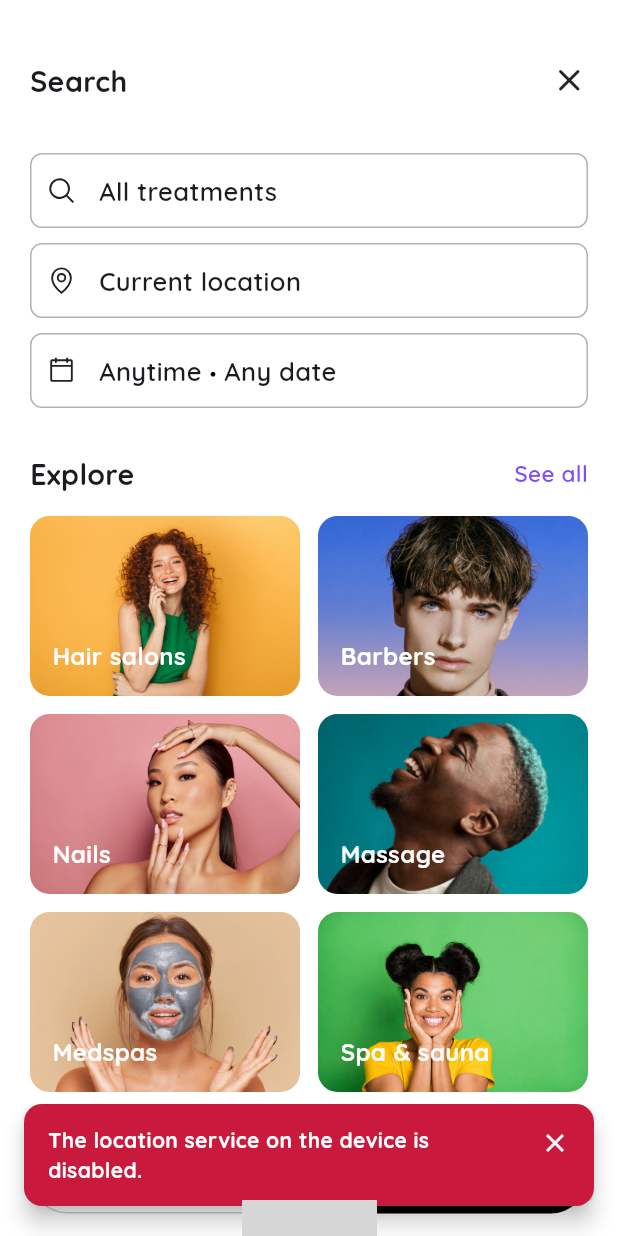
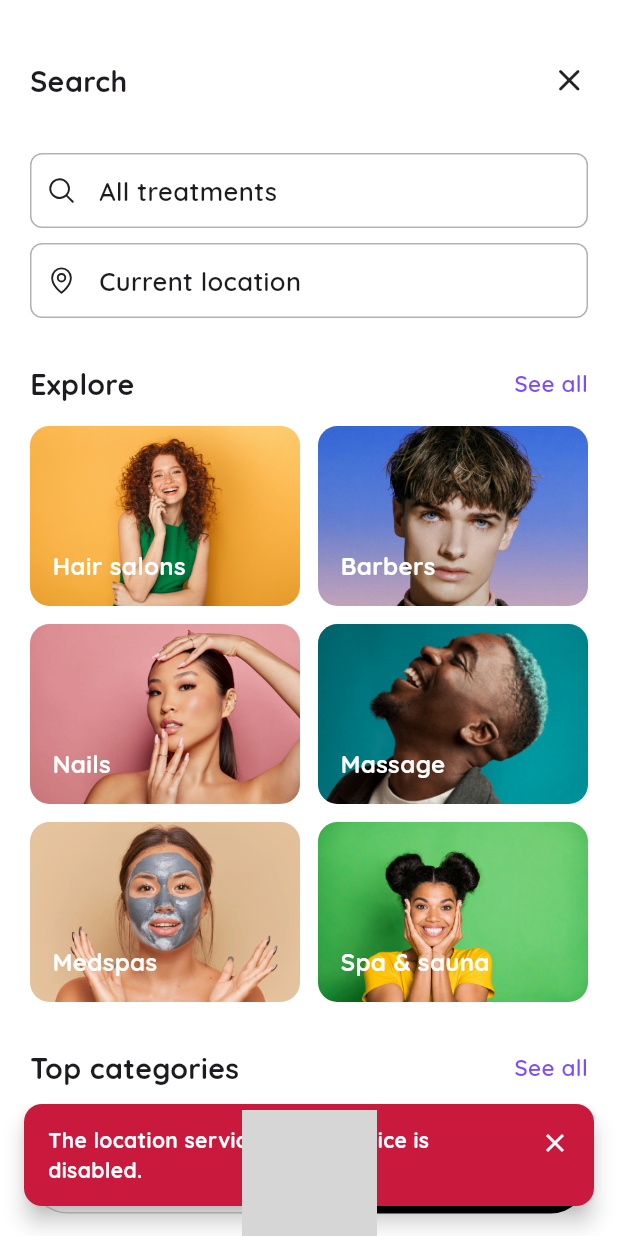
Before and after one commit to Hainguyenvan852/HealiaApp, a Flutter app: the SearchPage screen opened by its route, on a phone screen of 412 x 824 dp. Run offline on Flutter 3.47's test engine with Material 3 defaults, Android fonts, the phone set to English and light mode, and no system bars; our stand-ins replace app_links, cached_network_image, connectivity_plus, dotted_border, dropdown_button2, equatable and 27 more; missing offline and left inert: flutter_email_sender, flutter_facebook_auth, flutter_stripe, gotrue, maplibre_gl; accounts and stored records are empty; network calls fail; statements that could not run were skipped; grey boxes are pictures that could not be loaded.

Commit message:
update read.me

```diff
--- a/lib/features/user/explore/presentation/pages/search_page.dart
+++ b/lib/features/user/explore/presentation/pages/search_page.dart
@@ -7,7 +7,6 @@ import 'package:healio_app/core/utils/date_time_helper.dart';
 import 'package:healio_app/features/user/auth/domain/usecases/check_user_session_usecase.dart';
 import 'package:healio_app/features/user/explore/presentation/blocs/search_cubit.dart';
 import 'package:healio_app/features/user/explore/presentation/blocs/search_state.dart';
-import 'package:healio_app/features/user/explore/presentation/widgets/recent_search_card.dart';
 import 'package:healio_app/features/user/explore/presentation/widgets/search_text_field_2.dart';
 import 'package:healio_app/l10n/app_localizations.dart';
 import 'package:phosphor_flutter/phosphor_flutter.dart';
@@ -155,29 +154,29 @@ class _SearchPageState extends State<SearchPage> {
                       onTap: () => _locationSearchOnTap(),
                     ),
                   ),
-                  const SizedBox(height: 10),
-                  Padding(
-                    padding: const EdgeInsets.symmetric(horizontal: 20.0),
-                    child: SearchTextField2(
-                      content: state.timeText.toLowerCase() != 'custom'
-                          ? state.timeText
-                          : DateTimeHelper.transformTime24To12(
-                                  state.startTime!.hour,
-                                  0,
-                                ) +
-                                ' - ' +
-                                DateTimeHelper.transformTime24To12(
-                                  state.endTime!.hour,
-                                  0,
-                                ),
-                      secondContent: state.dateText,
-                      iconWidget: PhosphorIcon(
-                        PhosphorIcons.calendarBlank(),
-                        size: 20,
-                      ),
-                      onTap: () => _timeSearchOnTap(state),
-                    ),
-                  ),
+                  // const SizedBox(height: 10),
+                  // Padding(
+                  //   padding: const EdgeInsets.symmetric(horizontal: 20.0),
+                  //   child: SearchTextField2(
+                  //     content: state.timeText.toLowerCase() != 'custom'
+                  //         ? state.timeText
+                  //         : DateTimeHelper.transformTime24To12(
+                  //                 state.startTime!.hour,
+                  //                 0,
+                  //               ) +
+                  //               ' - ' +
+                  //               DateTimeHelper.transformTime24To12(
+                  //                 state.endTime!.hour,
+                  //                 0,
+                  //               ),
+                  //     secondContent: state.dateText,
+                  //     iconWidget: PhosphorIcon(
+                  //       PhosphorIcons.calendarBlank(),
+                  //       size: 20,
+                  //     ),
+                  //     onTap: () => _timeSearchOnTap(state),
+                  //   ),
+                  // ),
 
                   // FutureBuilder(
                   //     future: recentSearchFuture,
```
Also changed, not shown: lib/app.dart (+0 -30 lines), lib/core/validators/supabase_auth_exception_handler.dart (+7 -3 lines), assets/images/logo-healio-app.png, assets/ui_pictures/appointment.png (added), assets/ui_pictures/calendar.png (added), assets/ui_pictures/category.png (added), assets/ui_pictures/confirm.png (added), assets/ui_pictures/home.png (added), assets/ui_pictures/hour.png (added), assets/ui_pictures/landing.png (added), assets/ui_pictures/login.png (added), assets/ui_pictures/map.png (added), assets/ui_pictures/profile.png (added), assets/ui_pictures/service.png (added), 4 more files, 1 other file.
